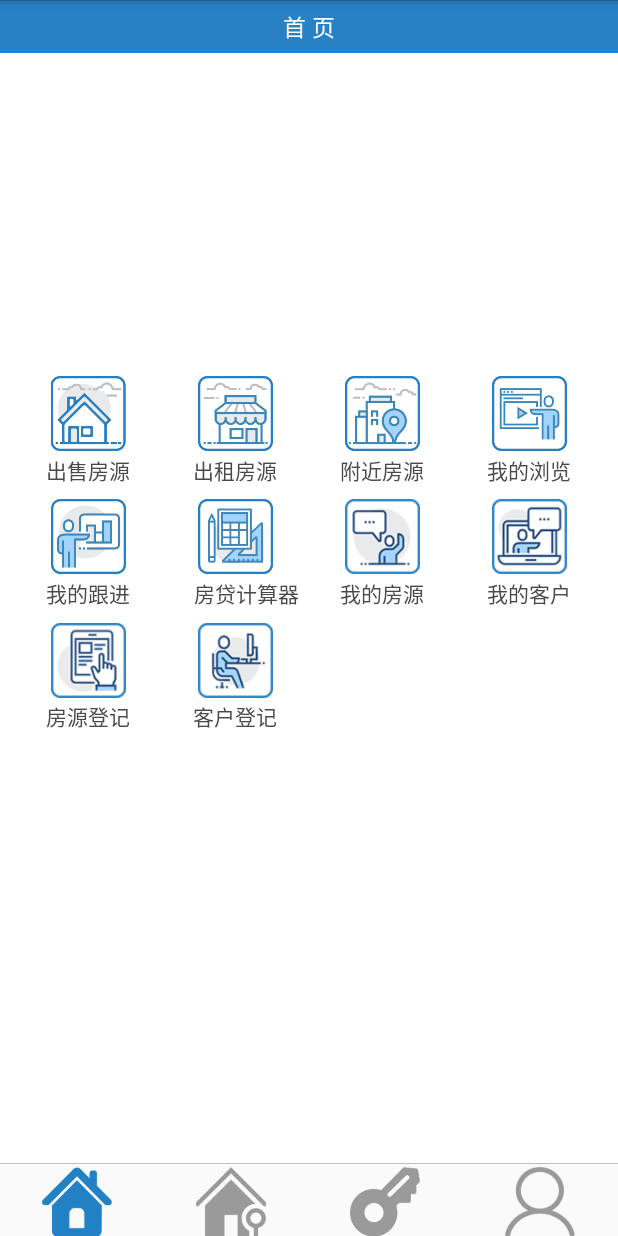
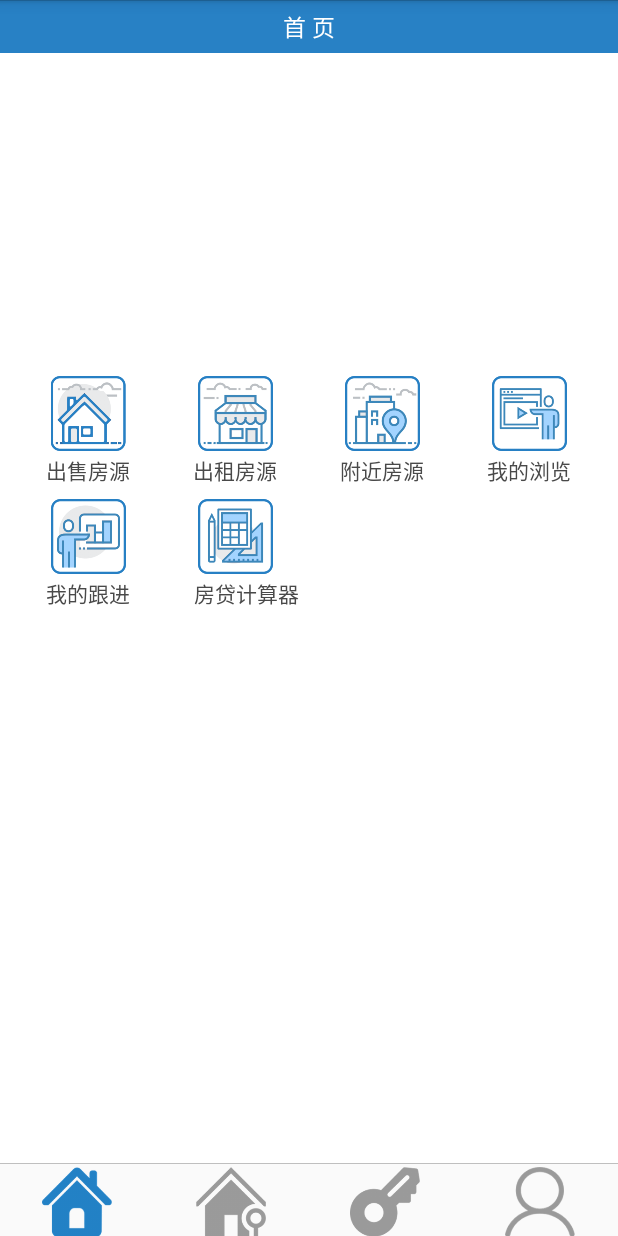
Before and after one commit to zane618/HelplHouseAndorid-master, an Android app: the FirstFragment screen opened directly, with no data from a screen before it, on a phone screen of 412 x 824 dp. Run offline under Robolectric (Android 15) with nearby library versions, the phone set to English and light mode, and no system bars; our stand-ins replace CircleImageView; libraries missing offline, so code that uses them is left out: cn.jpush.android, com.loc.l.

Commit message:
隐藏未做功能

```diff
--- a/app/src/main/java/com/zidiv/realty/fragment/FirstFragment.java
+++ b/app/src/main/java/com/zidiv/realty/fragment/FirstFragment.java
@@ -151,13 +151,13 @@ public class FirstFragment extends BaseFragment implements View.OnClickListener
         imgv_calculate.setOnClickListener(this);
 
         imgv_myhouse = (ImageView) view.findViewById(R.id.imgvmyhouse);
-        imgv_myhouse.setOnClickListener(this);
+//        imgv_myhouse.setOnClickListener(this);
         imgv_mycustom = (ImageView) view.findViewById(R.id.imgvmycustom);
-        imgv_mycustom.setOnClickListener(this);
+//        imgv_mycustom.setOnClickListener(this);
         imgv_house_input = (ImageView) view.findViewById(R.id.imgvhouseinput);
-        imgv_house_input.setOnClickListener(this);
+//        imgv_house_input.setOnClickListener(this);
         imgv_custom_input = (ImageView) view.findViewById(R.id.imgvcustominput);
-        imgv_custom_input.setOnClickListener(this);
+//        imgv_custom_input.setOnClickListener(this);
 
         return view;
     }
--- a/app/src/main/res/layout/fragment_first.xml
+++ b/app/src/main/res/layout/fragment_first.xml
@@ -202,6 +202,7 @@
             android:id="@+id/imgvmyhouse"
             android:layout_width="wrap_content"
             android:layout_height="wrap_content"
+            android:visibility="invisible"
             android:layout_marginLeft="20dp"
             android:layout_marginRight="20dp"
             android:layout_weight="1"
@@ -213,6 +214,7 @@
 
         <ImageView
             android:id="@+id/imgvmycustom"
+            android:visibility="invisible"
             android:layout_width="wrap_content"
             android:layout_height="wrap_content"
             android:layout_marginLeft="20dp"
@@ -260,6 +262,7 @@
             android:layout_weight="1"
             android:gravity="center"
             android:textColor="@color/drakgray"
+            android:visibility="invisible"
             android:text="我的房源"
             android:textSize="14dp" />
 
@@ -267,6 +270,7 @@
             android:id="@+id/txtvmycustomr"
             android:layout_width="wrap_content"
             android:layout_height="wrap_content"
+            android:visibility="invisible"
             android:layout_weight="1"
             android:gravity="center"
             android:text="我的客户"
@@ -290,6 +294,7 @@
             >
             <ImageView
                 android:id="@+id/imgvhouseinput"
+                android:visibility="invisible"
                 android:layout_width="wrap_content"
                 android:layout_height="wrap_content"
                 android:layout_weight="1"
@@ -311,6 +316,7 @@
             >
             <ImageView
             android:id="@+id/imgvcustominput"
+                android:visibility="invisible"
             android:layout_width="wrap_content"
             android:layout_height="wrap_content"
             android:layout_weight="1"
@@ -346,6 +352,7 @@
             >
             <TextView
                 android:id="@+id/txtvhouseinput"
+                android:visibility="invisible"
                 android:layout_width="wrap_content"
                 android:layout_height="wrap_content"
                 android:layout_weight="1"
@@ -365,6 +372,7 @@
             >
             <TextView
                 android:id="@+id/txtvcustominput"
+                android:visibility="invisible"
                 android:layout_width="wrap_content"
                 android:layout_height="wrap_content"
                 android:layout_weight="1"
```
